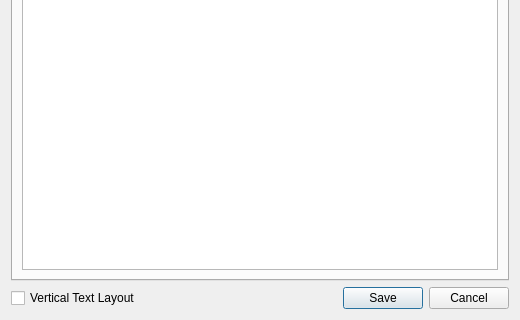
This is plugins/tools/svgtexttool/WdgSvgTextEditor.ui in KDE/krita as Qt 5 draws it before an edit; both pictures show x 0 to 520 and y 210 to 530 of the 520 by 530 pixel window. The edited form follows.
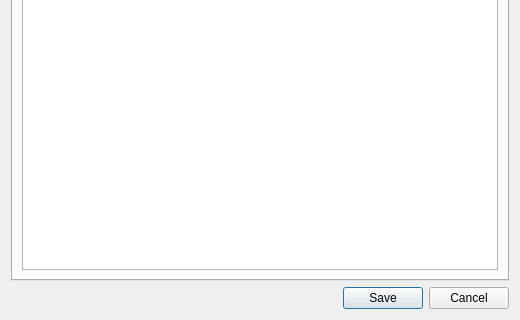
This is the edited form. Custom widgets are drawn as their Qt base class.

Commit message:
Remove obsolete vertical text option in the old text editor
Just to get rid of an unused i18n string.

Diff of the .ui file:
```diff
--- a/plugins/tools/svgtexttool/WdgSvgTextEditor.ui
+++ b/plugins/tools/svgtexttool/WdgSvgTextEditor.ui
@@ -74,22 +74,11 @@
     </widget>
    </item>
    <item>
-    <layout class="QHBoxLayout" name="horizontalLayout">
-     <item>
-      <widget class="QCheckBox" name="chkVertical">
-       <property name="text">
-        <string>Vertical Text Layout</string>
-       </property>
-      </widget>
-     </item>
-     <item>
       <widget class="QDialogButtonBox" name="buttons">
        <property name="standardButtons">
         <set>QDialogButtonBox::Cancel|QDialogButtonBox::Save</set>
        </property>
       </widget>
-     </item>
-    </layout>
    </item>
   </layout>
  </widget>
```
Lines whose indentation alone changed are shown as unchanged. The commit also changes 1 other file.
